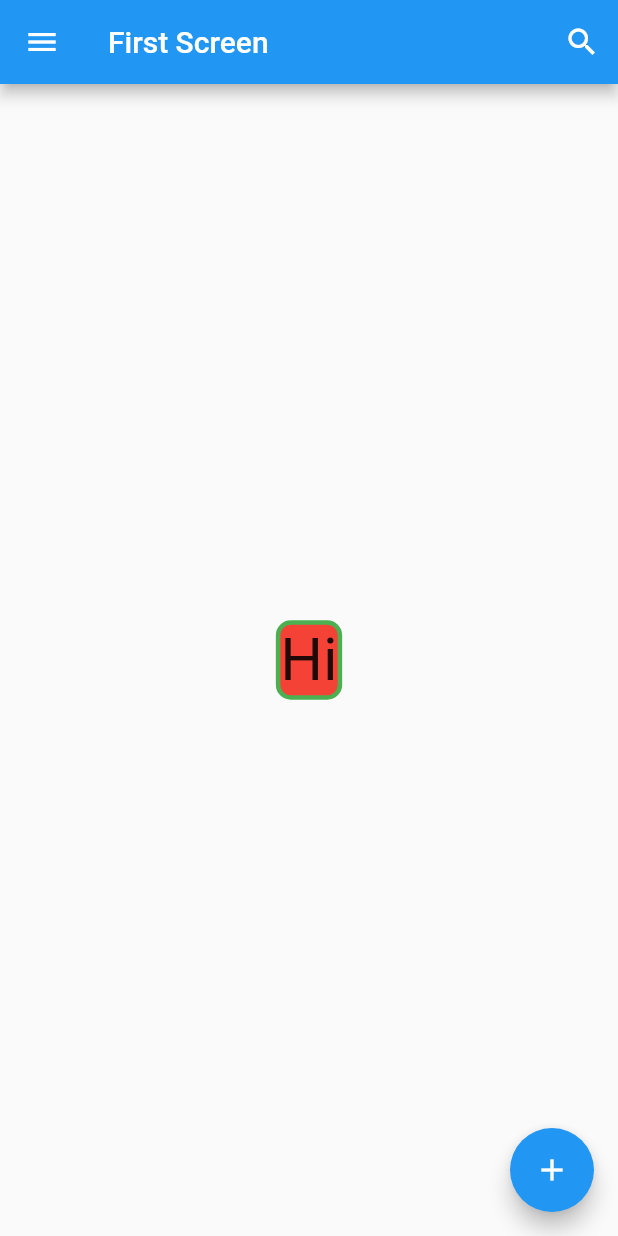
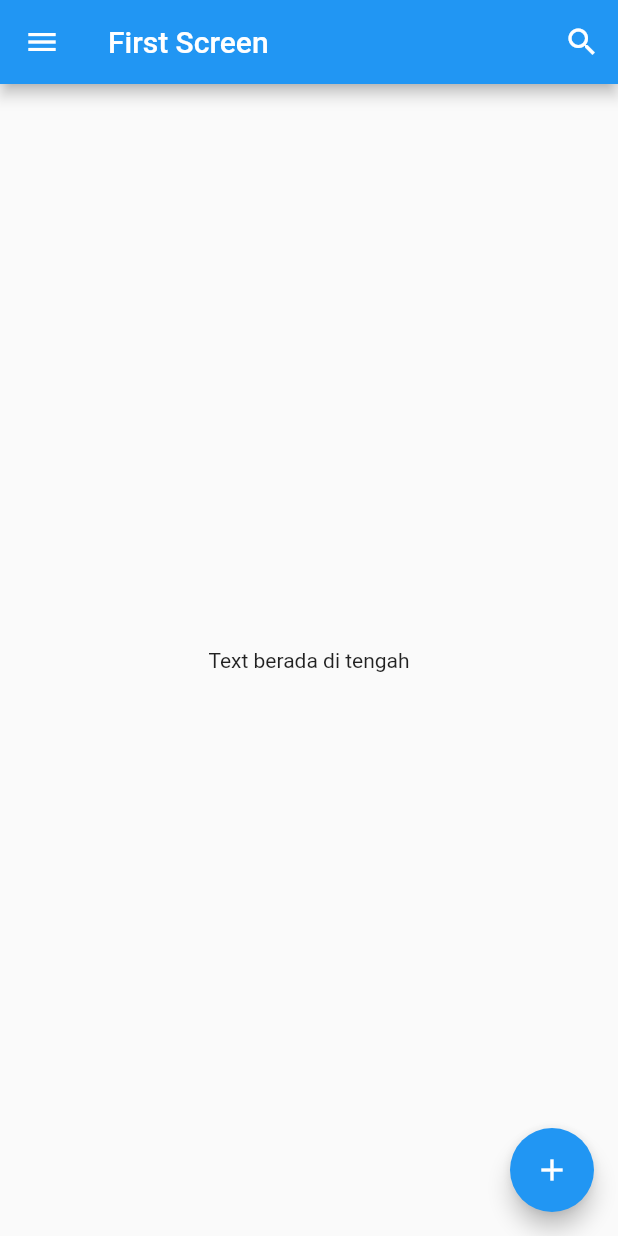
Before and after one commit to titikkoma88/dicoding_flutter, a Flutter app: the screen it shows after launch, on a phone screen of 412 x 824 dp. Run offline on Flutter 3.47's test engine with Material 2 defaults, Android fonts, the phone set to English and light mode, and no system bars.

Commit message:
Container, widget center

```diff
--- a/lib/main.dart
+++ b/lib/main.dart
@@ -42,14 +42,7 @@ class FirstScreen extends StatelessWidget {
         ],
       ),
       body: Center(
-        child: Container(
-          child: Text('Hi', style: TextStyle(fontSize: 40)),
-          decoration: BoxDecoration(
-            color: Colors.red,
-            border: Border.all(color: Colors.green, width: 3),
-            borderRadius: BorderRadius.circular(10),
-          ),
-        ),
+        child: Text('Text berada di tengah'),
       ),
       floatingActionButton: FloatingActionButton(
         onPressed: () {},
```
